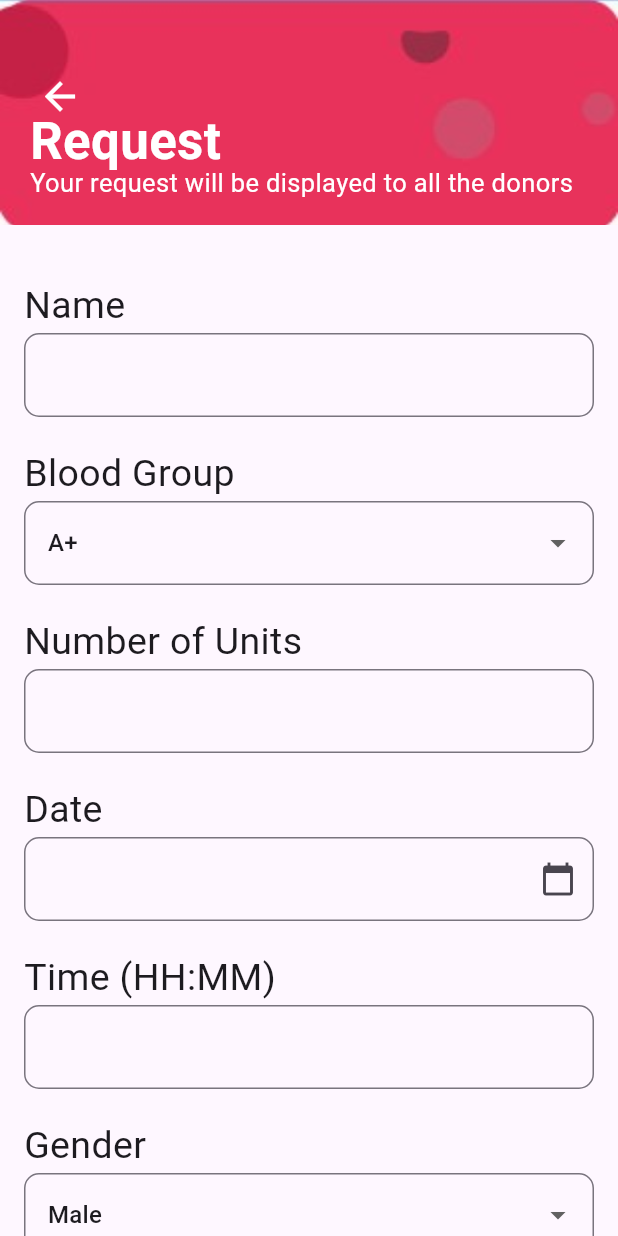
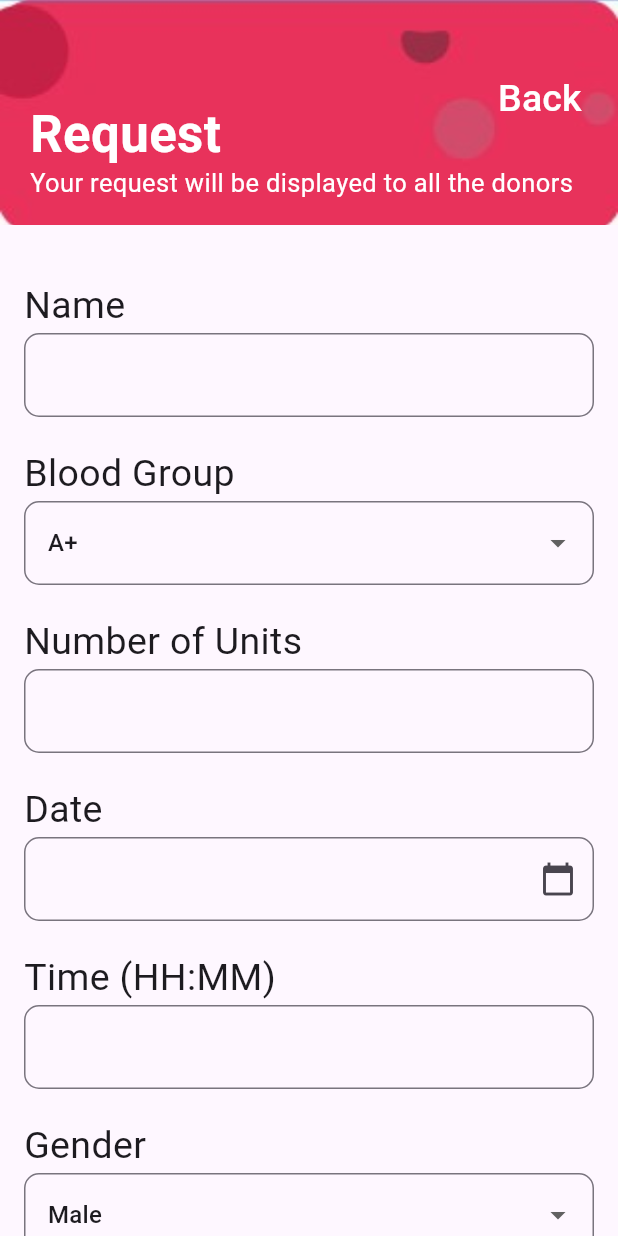
Before and after one commit to hritika-rai/Flutter-Project, a Flutter app: the RequestPage screen opened directly, on a phone screen of 412 x 824 dp. Run offline on Flutter 3.47's test engine with Material 3 defaults, Android fonts, the phone set to English and light mode, and no system bars; our stand-ins replace cloud_firestore, email_validator, firebase_auth, firebase_core, flutter_riverpod, google_sign_in and 1 more; accounts and stored records are empty; generated files the repository leaves out were written again.

Commit message:
Add Request

```diff
--- a/blood_donation_app/lib/screens/RequestPage.dart
+++ b/blood_donation_app/lib/screens/RequestPage.dart
@@ -43,22 +43,24 @@ class _RequestPageState extends ConsumerState<RequestPage> {
                 height: 150,
               ),
               Positioned(
-                left: 16,
+                left: 320,
                 top: 40,
-                child: IconButton(
+                child: TextButton(
                   onPressed: () {
                     Navigator.of(context).pop();
                   },
-                  icon: Icon(
-                    Icons.arrow_back,
-                    color: Colors.white,
-                    size: 30,
+                  child: Text(
+                    'Back',
+                    style: TextStyle(
+                      color: Colors.white,
+                      fontSize: 25
+                    ),
                   ),
                 ),
               ),
               Positioned(
                 left: 20,
-                top: 70,
+                top: 65,
                 child: Text(
                   'Request',
                   style: TextStyle(
```
